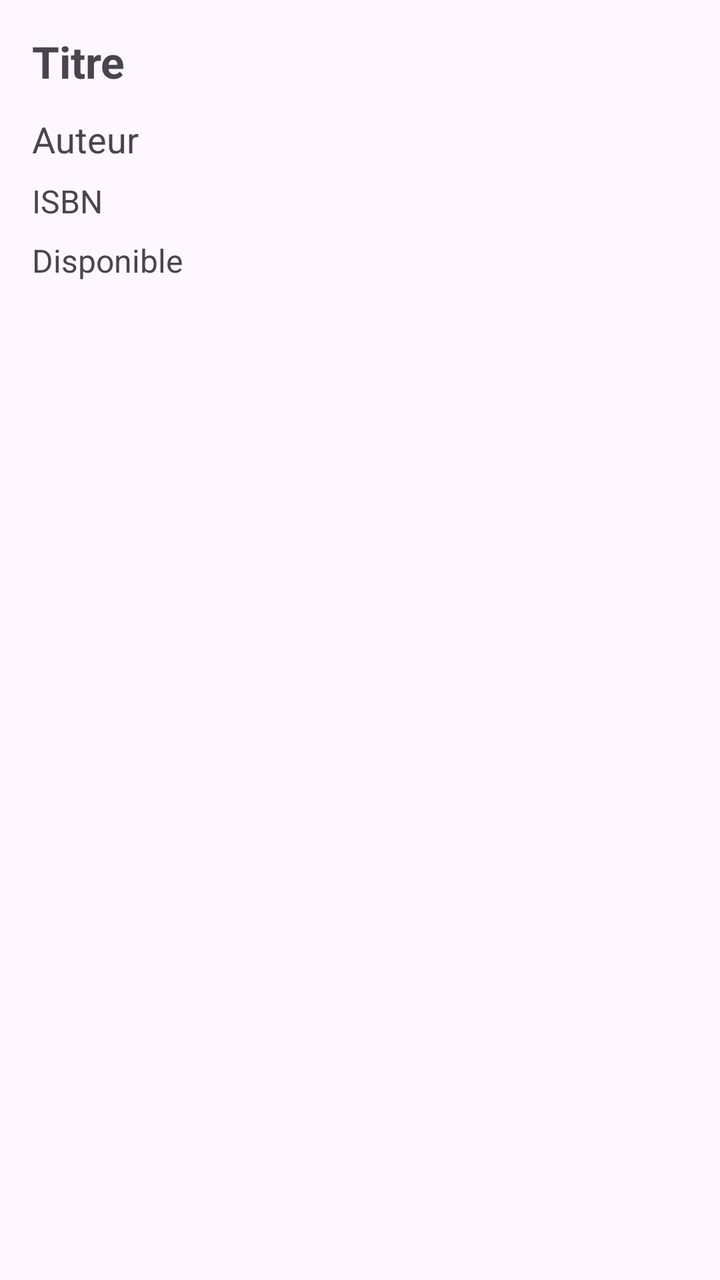
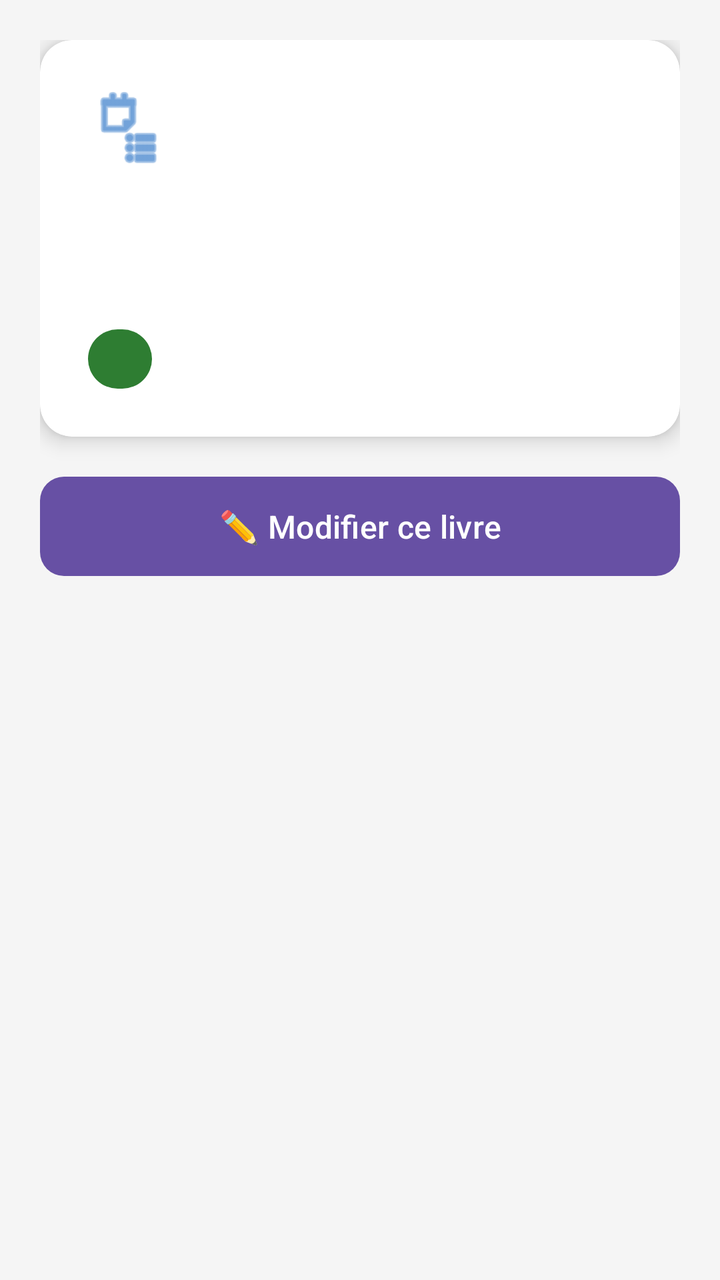

Screens rendered from an Android XML layout before and after an edit, with the pre-edit source and the edit as a unified diff.
<!-- AndroidManifest.xml: application theme Theme.MyFirstApp -->
<!-- res/layout/activity_detail.xml -->
<?xml version="1.0" encoding="utf-8"?>
<ScrollView
    xmlns:android="http://schemas.android.com/apk/res/android"
    android:layout_width="match_parent"
    android:layout_height="match_parent">

    <LinearLayout
        android:layout_width="match_parent"
        android:layout_height="wrap_content"
        android:orientation="vertical"
        android:padding="16dp">

        <TextView
            android:id="@+id/tvTitre"
            android:layout_width="wrap_content"
            android:layout_height="wrap_content"
            android:textSize="22sp"
            android:textStyle="bold"
            android:layout_marginBottom="12dp"
            android:text="Titre" />

        <TextView
            android:id="@+id/tvAuteur"
            android:layout_width="wrap_content"
            android:layout_height="wrap_content"
            android:textSize="18sp"
            android:layout_marginBottom="8dp"
            android:text="Auteur" />

        <TextView
            android:id="@+id/tvIsbn"
            android:layout_width="wrap_content"
            android:layout_height="wrap_content"
            android:textSize="16sp"
            android:layout_marginBottom="8dp"
            android:text="ISBN" />

        <TextView
            android:id="@+id/tvDisponibilite"
            android:layout_width="wrap_content"
            android:layout_height="wrap_content"
            android:textSize="16sp"
            android:text="Disponible" />

    </LinearLayout>

</ScrollView>
<!-- resources referenced by this layout -->
<resources>
  <style name="Theme.MyFirstApp" parent="Base.Theme.MyFirstApp" />
  <style name="Base.Theme.MyFirstApp" parent="Theme.Material3.DayNight.NoActionBar">
          
          
      </style>
</resources>

<!-- the commit's change to res/layout/activity_detail.xml (unified diff, before → after) -->
@@ -2,46 +2,98 @@
 <ScrollView
     xmlns:android="http://schemas.android.com/apk/res/android"
     android:layout_width="match_parent"
-    android:layout_height="match_parent">
+    android:layout_height="match_parent"
+    android:background="#F5F5F5">
 
     <LinearLayout
         android:layout_width="match_parent"
         android:layout_height="wrap_content"
         android:orientation="vertical"
-        android:padding="16dp">
+        android:padding="20dp">
 
-        <TextView
-            android:id="@+id/tvTitre"
-            android:layout_width="wrap_content"
+        <androidx.cardview.widget.CardView
+            android:layout_width="match_parent"
             android:layout_height="wrap_content"
-            android:textSize="22sp"
-            android:textStyle="bold"
-            android:layout_marginBottom="12dp"
-            android:text="Titre" />
+            android:layout_marginBottom="16dp"
+            app:cardCornerRadius="16dp"
+            app:cardElevation="6dp"
+            xmlns:app="http://schemas.android.com/apk/res-auto">
 
-        <TextView
-            android:id="@+id/tvAuteur"
-            android:layout_width="wrap_content"
+            <LinearLayout
+                android:layout_width="match_parent"
+                android:layout_height="wrap_content"
+                android:orientation="vertical"
+                android:padding="24dp">
+
+                
+                <LinearLayout
+                    android:layout_width="match_parent"
+                    android:layout_height="wrap_content"
+                    android:orientation="horizontal"
+                    android:gravity="center_vertical"
+                    android:layout_marginBottom="16dp">
+
+                    <ImageView
+                        android:layout_width="40dp"
+                        android:layout_height="40dp"
+                        android:src="@android:drawable/ic_menu_agenda"
+                        android:tint="#1565C0"
+                        android:layout_marginEnd="12dp" />
+
+                    <TextView
+                        android:id="@+id/tvTitreDetail"
+                        android:layout_width="wrap_content"
+                        android:layout_height="wrap_content"
+                        android:textSize="22sp"
+                        android:textStyle="bold"
+                        android:textColor="#1A237E" />
+                </LinearLayout>
+
+                
+                <TextView
+                    android:id="@+id/tvAuteurDetail"
+                    android:layout_width="wrap_content"
+                    android:layout_height="wrap_content"
+                    android:textSize="16sp"
+                    android:textColor="#424242"
+                    android:layout_marginBottom="8dp" />
+
+                
+                <TextView
+                    android:id="@+id/tvIsbnDetail"
+                    android:layout_width="wrap_content"
+                    android:layout_height="wrap_content"
+                    android:textSize="14sp"
+                    android:textColor="#757575"
+                    android:layout_marginBottom="16dp" />
+
+                
+                <TextView
+                    android:id="@+id/tvDisponibiliteDetail"
+                    android:layout_width="wrap_content"
+                    android:layout_height="wrap_content"
+                    android:paddingStart="16dp"
+                    android:paddingEnd="16dp"
+                    android:paddingTop="6dp"
+                    android:paddingBottom="6dp"
+                    android:textColor="#FFFFFF"
+                    android:textStyle="bold"
+                    android:textSize="13sp"
+                    android:background="@drawable/badge_rounded" />
+
+            </LinearLayout>
+        </androidx.cardview.widget.CardView>
+
+        
+        <com.google.android.material.button.MaterialButton
+            android:id="@+id/btnModifier"
+            android:layout_width="match_parent"
             android:layout_height="wrap_content"
-            android:textSize="18sp"
-            android:layout_marginBottom="8dp"
-            android:text="Auteur" />
-
-        <TextView
-            android:id="@+id/tvIsbn"
-            android:layout_width="wrap_content"
-            android:layout_height="wrap_content"
+            android:text="✏️ Modifier ce livre"
             android:textSize="16sp"
-            android:layout_marginBottom="8dp"
-            android:text="ISBN" />
-
-        <TextView
-            android:id="@+id/tvDisponibilite"
-            android:layout_width="wrap_content"
-            android:layout_height="wrap_content"
-            android:textSize="16sp"
-            android:text="Disponible" />
+            android:padding="14dp"
+            app:cornerRadius="12dp"
+            xmlns:app="http://schemas.android.com/apk/res-auto" />
 
     </LinearLayout>
-
 </ScrollView>
<!-- resource entries referenced after the edit -->
@@ -1,5 +1,12 @@
 <!-- resources referenced by this layout -->
 <resources>
+  <!-- drawable badge_rounded (drawable) -->
+  <?xml version="1.0" encoding="utf-8"?>
+  <shape xmlns:android="http://schemas.android.com/apk/res/android"
+      android:shape="rectangle">
+      <corners android:radius="50dp" />
+      <solid android:color="#2E7D32" />
+  </shape>
   <style name="Theme.MyFirstApp" parent="Base.Theme.MyFirstApp" />
   <style name="Base.Theme.MyFirstApp" parent="Theme.Material3.DayNight.NoActionBar">
           
